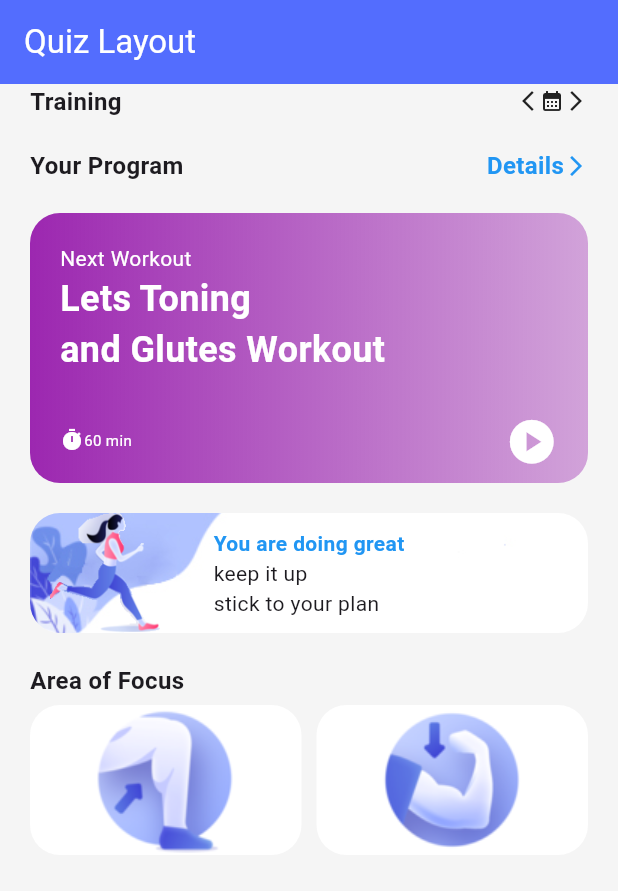
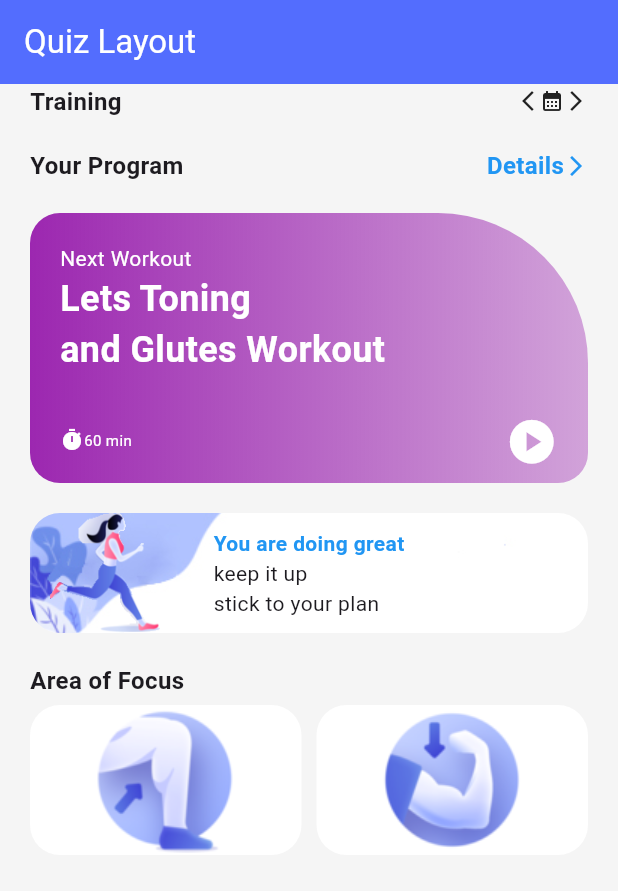
Before and after one commit to ZarXD/Zenith_App, a Flutter app: the screen it shows after launch, on a phone screen of 412 x 824 dp. Shown: the top 891 px of the screen. Run offline on Flutter 3.47's test engine with Material 3 defaults, Android fonts, the phone set to English and light mode, and no system bars.

Commit message:
Revisi Quiz

```diff
--- a/lib/tugas/quiz/layout_quiz.dart
+++ b/lib/tugas/quiz/layout_quiz.dart
@@ -61,7 +61,12 @@ class QuizLayout extends StatelessWidget {
               width: double.infinity,
               height: 180,
               decoration: BoxDecoration(
-                borderRadius: BorderRadiusDirectional.circular(20),
+                borderRadius: BorderRadius.only(
+                  topLeft: Radius.circular(20),
+                  topRight: Radius.circular(100),
+                  bottomLeft: Radius.circular(20),
+                  bottomRight: Radius.circular(20),
+                ),
                 gradient: LinearGradient(
                   colors: [Colors.purple, Colors.purple.withOpacity(0.4)],
                   begin: Alignment.centerLeft,
```
